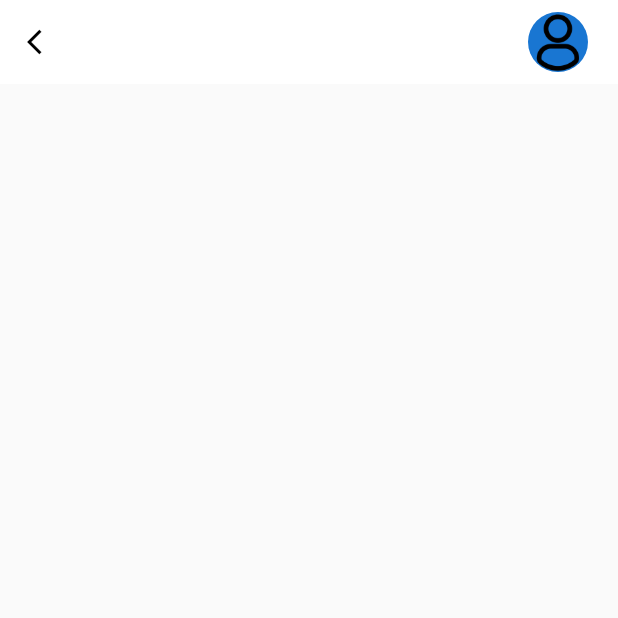
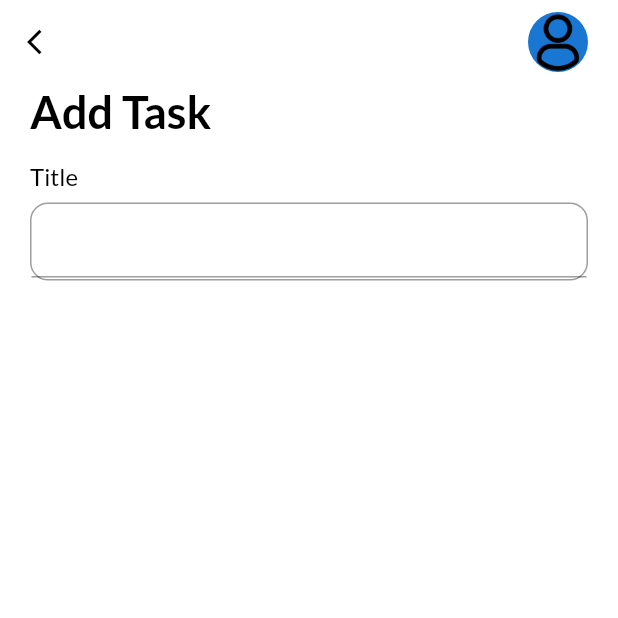
Before and after one commit to Blacspot/Notify, a Flutter app: the AddTaskPage screen opened directly, on a phone screen of 412 x 824 dp, the top half of it. Run offline on Flutter 3.47's test engine with Material 2 defaults, Android fonts, the phone set to English and light mode, and no system bars; our stand-ins replace date_picker_timeline, flutter_local_notifications, get, get_storage, google_fonts, timezone; accounts and stored records are empty.

Commit message:
addition of new page

```diff
--- a/lib/UI/add_task_bar.dart
+++ /dev/null
@@ -1,31 +0,0 @@
-import 'package:flutter/material.dart';
-import 'package:get/get.dart';
-
-class AddTaskPage extends StatelessWidget {
-  const AddTaskPage({Key? key}) : super(key: key);
-
-  @override
-  Widget build(BuildContext context) {
-    return Scaffold(appBar: _appBar(context), body: Container());
-  }
-
-  _appBar(BuildContext context) {
-    return AppBar(
-      elevation: 0,
-      backgroundColor: context.theme.backgroundColor,
-      leading: GestureDetector(
-        onTap: () {},
-        child: Icon(Icons.arrow_back_ios,
-            size: 20, color: Get.isDarkMode ? Colors.white : Colors.black),
-      ),
-      actions: const [
-        CircleAvatar(
-          backgroundImage: AssetImage("images/profile.png"),
-        ),
-        SizedBox(
-          width: 20,
-        ),
-      ],
-    );
-  }
-}
--- /dev/null
+++ b/lib/UI/addtaskbar.dart
@@ -0,0 +1,52 @@
+import 'package:flutter/material.dart';
+import 'package:get/get.dart';
+import 'package:notify/UI/theme.dart';
+import 'package:notify/UI/widgets/inputfield.dart';
+
+class AddTaskPage extends StatelessWidget {
+  const AddTaskPage({Key? key}) : super(key: key);
+
+  @override
+  Widget build(BuildContext context) {
+    return Scaffold(
+        backgroundColor: context.theme.backgroundColor,
+        appBar: _appBar(context),
+        body: Container(
+          padding: const EdgeInsets.only(left: 20, right: 20),
+          child: SingleChildScrollView(
+            child: Column(
+              crossAxisAlignment: CrossAxisAlignment.start,
+              children: [
+                Text(
+                  "Add Task",
+                  style: headingStyle,
+                ),
+                MyInputField(title: "Title", hint: "Enter your title")
+              ],
+            ),
+          ),
+        ));
+  }
+
+  _appBar(BuildContext context) {
+    return AppBar(
+      elevation: 0,
+      backgroundColor: context.theme.backgroundColor,
+      leading: GestureDetector(
+        onTap: () {
+          Get.back();
+        },
+        child: Icon(Icons.arrow_back_ios,
+            size: 20, color: Get.isDarkMode ? Colors.white : Colors.black),
+      ),
+      actions: const [
+        CircleAvatar(
+          backgroundImage: AssetImage("images/profile.png"),
+        ),
+        SizedBox(
+          width: 20,
+        ),
+      ],
+    );
+  }
+}
--- a/lib/UI/theme.dart
+++ b/lib/UI/theme.dart
@@ -39,3 +39,19 @@ TextStyle get headingStyle {
           fontWeight: FontWeight.bold,
           color: Get.isDarkMode ? Colors.white : Colors.black));
 }
+
+TextStyle get titleStyle {
+  return GoogleFonts.lato(
+      textStyle: TextStyle(
+          fontSize: 16,
+          fontWeight: FontWeight.w400,
+          color: Get.isDarkMode ? Colors.white : Colors.black));
+}
+
+TextStyle get subTitleStyle {
+  return GoogleFonts.lato(
+      textStyle: TextStyle(
+          fontSize: 14,
+          fontWeight: FontWeight.w400,
+          color: Get.isDarkMode ? Colors.grey[100] : Colors.grey[400]));
+}
--- /dev/null
+++ b/lib/UI/widgets/inputfield.dart
@@ -0,0 +1,49 @@
+import 'package:flutter/material.dart';
+import 'package:notify/UI/theme.dart';
+import 'package:get/get.dart';
+
+class MyInputField extends StatelessWidget {
+  final String title;
+  final String hint;
+  final TextEditingController? controller;
+  final Widget? widget;
+
+  const MyInputField({
+    Key? key,
+    required this.title,
+    required this.hint,
+    this.controller,
+    this.widget,
+  }) : super(key: key);
+
+  @override
+  Widget build(BuildContext context) {
+    return Container(
+      margin: const EdgeInsets.only(top: 16),
+      child: Column(crossAxisAlignment: CrossAxisAlignment.start, children: [
+        Text(
+          title,
+          style: titleStyle,
+        ),
+        Container(
+          height: 52,
+          margin: const EdgeInsets.only(top: 8.0),
+          decoration: BoxDecoration(
+              border: Border.all(color: Colors.grey, width: 1.0),
+              borderRadius: BorderRadius.circular(12)),
+          child: Row(children: [
+            Expanded(
+              child: TextFormField(
+                autofocus: false,
+                cursorColor:
+                    Get.isDarkMode ? Colors.grey[100] : Colors.grey[700],
+                controller: controller,
+                style: subTitleStyle,
+              ),
+            )
+          ]),
+        )
+      ]),
+    );
+  }
+}
--- a/lib/main.dart
+++ b/lib/main.dart
@@ -4,6 +4,7 @@ import 'package:get_storage/get_storage.dart';
 import 'package:notify/UI/home_page.dart';
 import 'package:notify/UI/theme.dart';
 import 'package:notify/services/theme_services.dart';
+import 'package:notify/UI/addtaskbar.dart';
 
 Future<void> main() async {
   WidgetsFlutterBinding.ensureInitialized();
@@ -23,6 +24,7 @@ class MyApp extends StatelessWidget {
       darkTheme: Themes.dark,
       themeMode: ThemeServices().theme,
       home: const HomePage(),
+      routes: {"/addtaskbar": (context) => const AddTaskPage()},
     );
   }
 }
```
Also changed, not shown: lib/UI/home_page.dart (+25 -15 lines), lib/UI/widgets/button.dart (+33 -22 lines).
